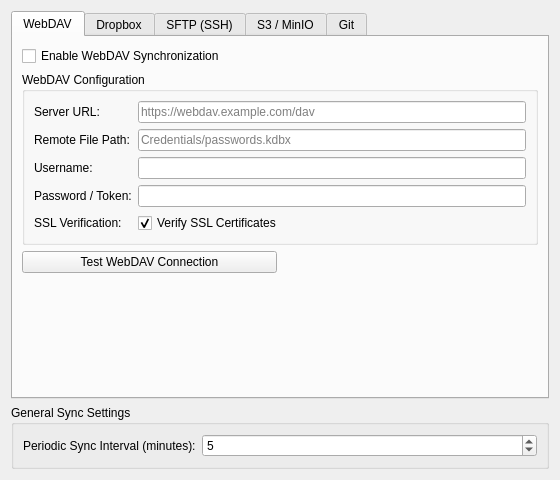
Above: src/remotesync/DatabaseSettingsWidgetRemoteSync.ui from roskeys/keepassxc before the change. Below: the same form after it.
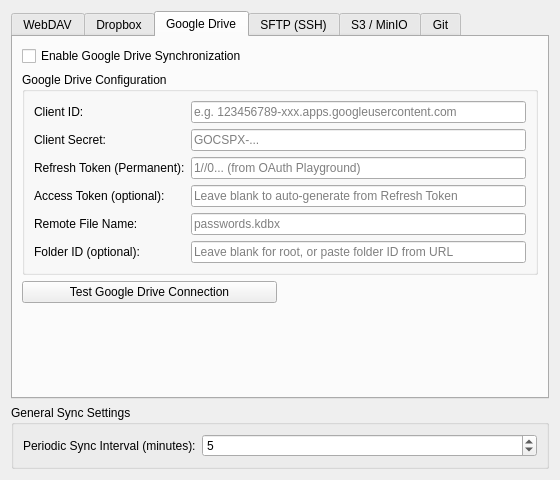
That is the form after the change. The open tabs and pages were chosen to show the change.

Commit message:
RemoteSync: add Google Drive sync provider with OAuth auto-refresh
- Implement GoogleDriveSyncProvider supporting metadata fetch, download, multipart upload, and move/replace
- Add Google Drive configuration tab with Client ID, Secret, Refresh Token, Access Token, and Folder ID fields
- Support automatic background token refresh via OAuth2 token endpoint
- Enable Google Drive synchronization in RemoteSyncManager when refresh token or access token is configured

Diff of the .ui file:
```diff
--- a/src/remotesync/DatabaseSettingsWidgetRemoteSync.ui
+++ b/src/remotesync/DatabaseSettingsWidgetRemoteSync.ui
@@ -259,6 +259,155 @@
       </layout>
      </widget>
 
+     <!-- Tab: Google Drive -->
+     <widget class="QWidget" name="tabGoogleDrive">
+      <attribute name="title">
+       <string>Google Drive</string>
+      </attribute>
+      <layout class="QVBoxLayout" name="verticalLayoutGoogleDrive">
+       <item>
+        <widget class="QCheckBox" name="checkGoogleDriveEnabled">
+         <property name="text">
+          <string>Enable Google Drive Synchronization</string>
+         </property>
+        </widget>
+       </item>
+       <item>
+        <widget class="QGroupBox" name="groupGoogleDriveSettings">
+         <property name="title">
+          <string>Google Drive Configuration</string>
+         </property>
+         <layout class="QFormLayout" name="formLayoutGoogleDrive">
+          <item row="0" column="0">
+           <widget class="QLabel" name="labelGoogleDriveClientId">
+            <property name="text">
+             <string>Client ID:</string>
+            </property>
+           </widget>
+          </item>
+          <item row="0" column="1">
+           <widget class="QLineEdit" name="editGoogleDriveClientId">
+            <property name="placeholderText">
+             <string>e.g. 123456789-xxx.apps.googleusercontent.com</string>
+            </property>
+           </widget>
+          </item>
+          <item row="1" column="0">
+           <widget class="QLabel" name="labelGoogleDriveClientSecret">
+            <property name="text">
+             <string>Client Secret:</string>
+            </property>
+           </widget>
+          </item>
+          <item row="1" column="1">
+           <widget class="QLineEdit" name="editGoogleDriveClientSecret">
+            <property name="placeholderText">
+             <string>GOCSPX-...</string>
+            </property>
+            <property name="echoMode">
+             <enum>QLineEdit::Password</enum>
+            </property>
+           </widget>
+          </item>
+          <item row="2" column="0">
+           <widget class="QLabel" name="labelGoogleDriveRefreshToken">
+            <property name="text">
+             <string>Refresh Token (Permanent):</string>
+            </property>
+           </widget>
+          </item>
+          <item row="2" column="1">
+           <widget class="QLineEdit" name="editGoogleDriveRefreshToken">
+            <property name="placeholderText">
+             <string>1//0... (from OAuth Playground)</string>
+            </property>
+            <property name="echoMode">
+             <enum>QLineEdit::Password</enum>
+            </property>
+           </widget>
+          </item>
+          <item row="3" column="0">
+           <widget class="QLabel" name="labelGoogleDriveToken">
+            <property name="text">
+             <string>Access Token (optional):</string>
+            </property>
+           </widget>
+          </item>
+          <item row="3" column="1">
+           <widget class="QLineEdit" name="editGoogleDriveToken">
+            <property name="placeholderText">
+             <string>Leave blank to auto-generate from Refresh Token</string>
+            </property>
+            <property name="echoMode">
+             <enum>QLineEdit::Password</enum>
+            </property>
+           </widget>
+          </item>
+          <item row="4" column="0">
+           <widget class="QLabel" name="labelGoogleDriveRemotePath">
+            <property name="text">
+             <string>Remote File Name:</string>
+            </property>
+           </widget>
+          </item>
+          <item row="4" column="1">
+           <widget class="QLineEdit" name="editGoogleDriveRemotePath">
+            <property name="placeholderText">
+             <string>passwords.kdbx</string>
+            </property>
+           </widget>
+          </item>
+          <item row="5" column="0">
+           <widget class="QLabel" name="labelGoogleDriveFolderId">
+            <property name="text">
+             <string>Folder ID (optional):</string>
+            </property>
+           </widget>
+          </item>
+          <item row="5" column="1">
+           <widget class="QLineEdit" name="editGoogleDriveFolderId">
+            <property name="placeholderText">
+             <string>Leave blank for root, or paste folder ID from URL</string>
+            </property>
+           </widget>
+          </item>
+         </layout>
+        </widget>
+       </item>
+       <item>
+        <layout class="QHBoxLayout" name="layoutTestGoogleDrive">
+         <item>
+          <widget class="QPushButton" name="buttonTestGoogleDrive">
+           <property name="text">
+            <string>Test Google Drive Connection</string>
+           </property>
+          </widget>
+         </item>
+         <item>
+          <widget class="QLabel" name="labelTestGoogleDriveResult">
+           <property name="text">
+            <string/>
+           </property>
+          </widget>
+         </item>
+        </layout>
+       </item>
+       <item>
+        <spacer name="verticalSpacerGoogleDrive">
+         <property name="orientation">
+          <enum>Qt::Vertical</enum>
+         </property>
+         <property name="sizeHint" stdset="0">
+          <size>
+           <width>20</width>
+           <height>40</height>
+          </size>
+         </property>
+        </spacer>
+       </item>
+      </layout>
+     </widget>
+
      <!-- Tab 3: SFTP (SSH) -->
      <widget class="QWidget" name="tabSftp">
       <attribute name="title">
```
The commit also changes 9 other files.
